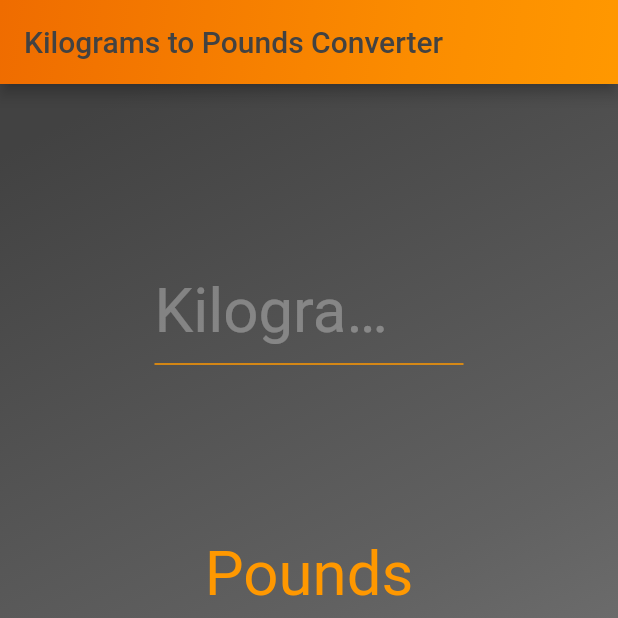
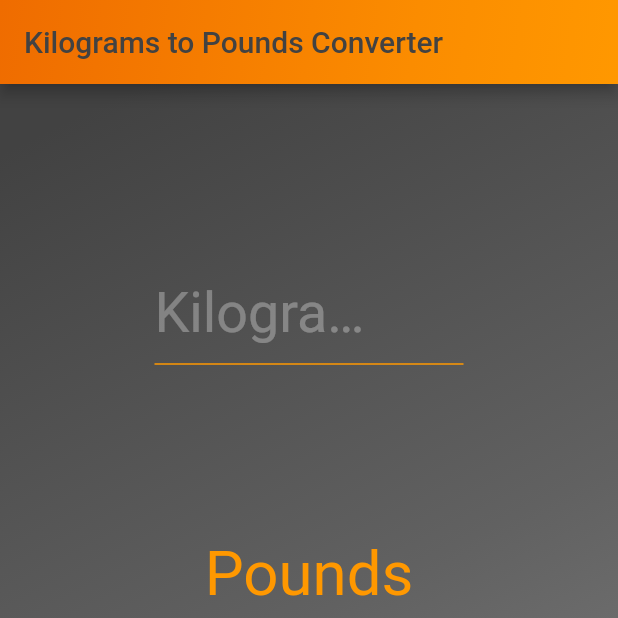
Before and after one commit to coreycarter10/kilogram_pound_converter, a Flutter app: the screen it shows after launch, on a phone screen of 412 x 824 dp, the top half of it. Run offline on Flutter 3.47's test engine with Material 2 defaults, Android fonts, the phone set to English and light mode, and no system bars.

Commit message:
Updated hint text size

```diff
--- a/lib/main.dart
+++ b/lib/main.dart
@@ -94,7 +94,7 @@ class _MyHomePageState extends State<MyHomePage> {
                         suffixText: 'kg',
                         suffixStyle: fontStyle,
                         hintText: 'Kilograms',
-                        hintStyle: TextStyle(color: Colors.white30),
+                        hintStyle: TextStyle(color: Colors.white30, fontSize: constraints.maxWidth * .09),
                       ),
                       onChanged: (String text) {
                         final kg = double.tryParse(text);
```
